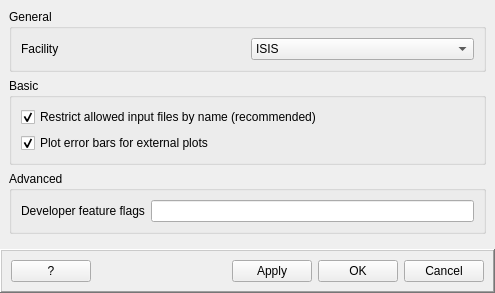
Above: qt/scientific_interfaces/Indirect/IndirectInterfaceSettings.ui from mantidproject/mantid before the change. Below: the same form after it.
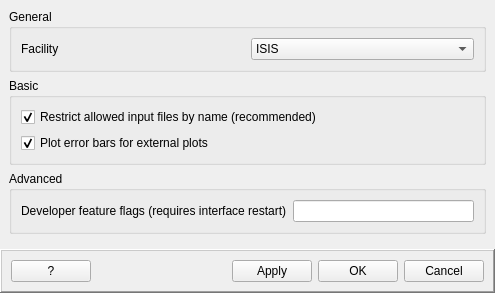
That is the form after the change.

Commit message: Be more explicit that using the new flag setting requires restart

```diff
--- a/qt/scientific_interfaces/Indirect/IndirectInterfaceSettings.ui
+++ b/qt/scientific_interfaces/Indirect/IndirectInterfaceSettings.ui
@@ -107,7 +107,7 @@
          <item row="0" column="0">
           <widget class="QLabel" name="lbDeveloperFeatureFlags">
            <property name="text">
-            <string>Developer feature flags</string>
+            <string>Developer feature flags (requires interface restart)</string>
            </property>
           </widget>
          </item>
```
Left out of the diff: 2 changed lines with no effect on the pictures. The commit also changes 1 other file.
